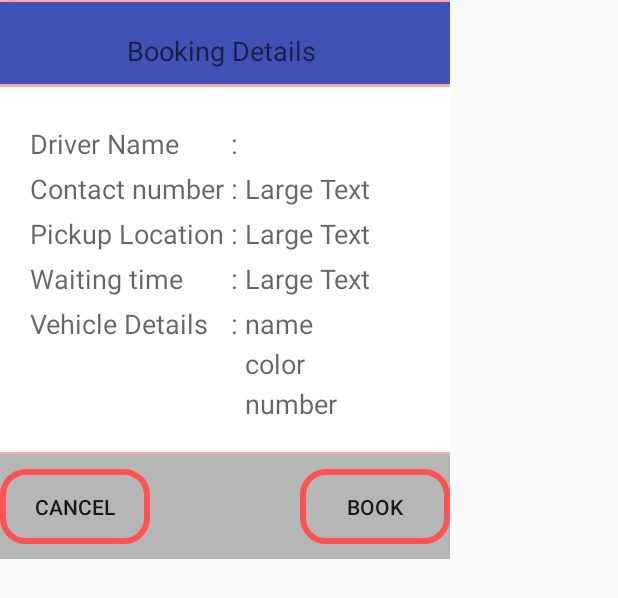
After one commit to nihalanisumit/Poolio, an Android app: the layout find_dialog.xml on its own in the app's theme, with its tools: preview values and no code run, on a phone screen of 412 x 824 dp. The commit adds this screen. Shown: the top 598 px of the screen. Run offline under Robolectric (Android 15) with nearby library versions, the phone set to English and light mode, and no system bars.

Commit message:
Cardview Onclick dialog implementation

```diff
--- a/app/src/main/java/androarmy/poolio/Data.java
+++ b/app/src/main/java/androarmy/poolio/Data.java
@@ -20,9 +20,8 @@ public class Data {
     public String seats;
 
 
-    Data(String id ,String first_name, String source , String destination
-
-         ){
+    Data(String id ,String first_name,String last_name,String mobile,String gender, String source , String destination,String type,
+         String date,String time,String vehicle_name,String vehicle_number,String seats){
         this.id = id;
         this.first_name=first_name;
         this.last_name=last_name;
@@ -38,6 +37,7 @@ public class Data {
         this.seats = seats;
 
     }
+
 
     public String getid(){
         return  id;
--- a/app/src/main/java/androarmy/poolio/MainActivity.java
+++ b/app/src/main/java/androarmy/poolio/MainActivity.java
@@ -80,18 +80,5 @@ public class MainActivity extends AppCompatActivity {
         startActivity(intent);
         overridePendingTransition(R.anim.next_slide_in, R.anim.next_slide_out);
     }
-    public void dialogShow(View v){
-        final Dialog dialog=new Dialog(MainActivity.this);
-        dialog.setContentView(R.layout.find_dialog);
-        dialog.getWindow().setBackgroundDrawable(new ColorDrawable(Color.TRANSPARENT));
-        Button book=(Button)dialog.findViewById(R.id.book_button);
-        Button cancel=(Button)dialog.findViewById(R.id.cancel_button);
-        cancel.setOnClickListener(new View.OnClickListener() {
-            @Override
-            public void onClick(View v) {
-                dialog.cancel();
-            }
-        });
-        dialog.show();
-    }
+
 }
--- a/app/src/main/java/androarmy/poolio/Recycler_View_Adapter.java
+++ b/app/src/main/java/androarmy/poolio/Recycler_View_Adapter.java
@@ -1,13 +1,17 @@
 package androarmy.poolio;
 
+import android.app.Dialog;
 import android.content.Context;
 import android.content.Intent;
+import android.graphics.Color;
+import android.graphics.drawable.ColorDrawable;
 import android.support.v7.widget.CardView;
 import android.support.v7.widget.RecyclerView;
 import android.util.Log;
 import android.view.LayoutInflater;
 import android.view.View;
 import android.view.ViewGroup;
+import android.widget.Button;
 import android.widget.TextView;
 import android.widget.Toast;
 
@@ -23,6 +27,7 @@ public class Recycler_View_Adapter  extends RecyclerView.Adapter<Recycler_View_A
     Context context;
     private ItemClickListener clickListener;
     public View view;
+//    String mobile_number,vehicleType,vehicleName,vehicleNo,gender,seats;
 
     public Recycler_View_Adapter(final List<Data> list, Context context) {
         this.list = list;
@@ -41,6 +46,7 @@ public class Recycler_View_Adapter  extends RecyclerView.Adapter<Recycler_View_A
 
     }
 
+
     @Override
     public void onBindViewHolder(View_Holder holder, int position) {
 
@@ -51,14 +57,25 @@ public class Recycler_View_Adapter  extends RecyclerView.Adapter<Recycler_View_A
         holder.source.setText(list.get(position).getSource());
         holder.destination.setText(list.get(position).getDestination());
 //        holder.type.setText(list.get(position).getType());
-//        holder.date.setText(list.get(position).getDate());
-//        holder.time.setText(list.get(position).getTime());
+        holder.date.setText(list.get(position).getDate());
+        holder.time.setText(list.get(position).getTime());
+        holder.vehicleName=list.get(position).getVehicle_name();
+        holder.vehicleType=list.get(position).getType();
+        holder.mobile_number=list.get(position).getMobile();
+        holder.vehicleNo=list.get(position).getVehicle_number();
+// problem       mobile_number=list.get(position).getMobile();
+//        vehicleName=list.get(position).getVehicle_name();
+//        vehicleType=list.get(position).getType();
+//        vehicleNo=list.get(position).getVehicle_number(); problem
+
 //        holder.vehicle_name.setText(list.get(position).getVehicle_name());
 //        holder.vehicle_number.setText(list.get(position).getVehicle_number());
 //        holder.seats.setText(list.get(position).getSeats());
 
 
+
     }
+
 
 
     @Override
@@ -83,20 +100,17 @@ public class Recycler_View_Adapter  extends RecyclerView.Adapter<Recycler_View_A
 
         public TextView id;
         public TextView name;
-        public TextView gender;
         public TextView mobile;
         public TextView source;
         public TextView destination;
-        public TextView type;
         public TextView date;
         public TextView time;
-        public TextView vehicle_name;
-        public TextView vehicle_number;
-        public TextView seats;
         public CardView cv;
+        public Button openDialog;
+        public String vehicleName,vehicleNo,vehicleType,mobile_number;
 
 
-        public View_Holder(View view) {
+        public View_Holder(final View view) {
             super(view);
             view.setOnClickListener(this);
 
@@ -104,8 +118,43 @@ public class Recycler_View_Adapter  extends RecyclerView.Adapter<Recycler_View_A
             name=(TextView)view.findViewById(R.id.name_tv);
 //            gender=(TextView)view.findViewById(R.id.gender_tv);
 //            mobile=(TextView)view.findViewById(R.id.mobile);
+            date=(TextView)view.findViewById(R.id.date_tv) ;
+            time=(TextView)view.findViewById(R.id.time_tv);
             source=(TextView)view.findViewById(R.id.source_tv);
             destination=(TextView)view.findViewById(R.id.destination_tv);
+            openDialog=(Button)view.findViewById(R.id.btn_book);
+            openDialog.setOnClickListener(new View.OnClickListener() {
+                @Override
+                public void onClick(View v) {
+//                    Toast.makeText(view.getContext(), "Hello World", Toast.LENGTH_SHORT).show();
+                    final Dialog dialog=new Dialog(view.getContext());
+                    dialog.setContentView(R.layout.find_dialog);
+                    dialog.getWindow().setBackgroundDrawable(new ColorDrawable(Color.TRANSPARENT));
+                    TextView tv_name=(TextView)dialog.findViewById(R.id.driver_name);
+                    TextView tv_number=(TextView)dialog.findViewById(R.id.driver_number);
+                    TextView tv_location=(TextView)dialog.findViewById(R.id.driver_location);
+                    TextView tv_wait=(TextView)dialog.findViewById(R.id.driver_waitingTime);
+                    TextView tv_vehicleNo=(TextView)dialog.findViewById(R.id.vehicle_number);
+                    TextView tv_vehicleName=(TextView)dialog.findViewById(R.id.vehicle_name);
+                    TextView tv_vehicleColor=(TextView)dialog.findViewById(R.id.vehicle_color);
+                    tv_name.setText(name.getText());
+                    tv_number.setText(mobile_number);
+                    tv_location.setText("TBA");
+                    tv_wait.setText("TBA");
+                    tv_vehicleNo.setText(vehicleNo);
+                    tv_vehicleColor.setText("TBA");
+                    tv_vehicleName.setText(vehicleName);
+                    Button book=(Button)dialog.findViewById(R.id.book_button);
+                    Button cancel=(Button)dialog.findViewById(R.id.cancel_button);
+                    cancel.setOnClickListener(new View.OnClickListener() {
+                        @Override
+                        public void onClick(View v) {
+                            dialog.cancel();
+                        }
+                    });
+                    dialog.show();
+                }
+            });
 //            type=(TextView)view.findViewById(R.id.type_tv);
 //            date=(TextView)view.findViewById(R.id.date_tv);
 //            time=(TextView)view.findViewById(R.id.time_tv);
@@ -117,11 +166,7 @@ public class Recycler_View_Adapter  extends RecyclerView.Adapter<Recycler_View_A
 
         @Override
         public void onClick(View v) {
-            clickListener.onClick(v, getAdapterPosition());
-
-
-
-
+      //  clickListener.onClick(v, getAdapterPosition());
         }
     }
 
--- a/app/src/main/java/androarmy/poolio/available_rides.java
+++ b/app/src/main/java/androarmy/poolio/available_rides.java
@@ -10,6 +10,7 @@ import android.support.v7.widget.RecyclerView;
 import android.util.Log;
 import android.view.MotionEvent;
 import android.view.View;
+import android.widget.Button;
 import android.widget.Toast;
 
 import org.json.JSONArray;
@@ -27,18 +28,12 @@ public class available_rides extends AppCompatActivity {
     protected void onCreate(Bundle savedInstanceState) {
         super.onCreate(savedInstanceState);
         setContentView(R.layout.activity_available_rides);
-
         Intent intent = getIntent();
         String json= intent.getStringExtra("json");
         //Toast.makeText(getApplicationContext(),json,Toast.LENGTH_LONG).show();
         showRides(json);
-
         List<Data> data = fill_with_data();
-
-
         recyclerView = (RecyclerView) findViewById(R.id.recyclerview);
-
-
         final Recycler_View_Adapter adapter  = new Recycler_View_Adapter(data , getApplication());
         recyclerView.setAdapter(adapter);
         recyclerView.setLayoutManager( new LinearLayoutManager(getApplicationContext()));
@@ -68,7 +63,7 @@ public class available_rides extends AppCompatActivity {
         for (int i = 0 ; i<id.length ; i++){
             if (id[i]!=null) {
                 //Log.e("**CHECKING**",source[0]+" "+ destination[0]+vehicle_name[0]);
-                data.add(new Data(id[i],first_name[i] ,  source[i], destination[i]));
+                data.add(new Data(id[i],first_name[i] ,last_name[i],mobile[i],gender[i],source[i], destination[i],type[i],date[i],time[i],vehicle_name[i],vehicle_number[i],seats[i]));
             }
 
         }
--- /dev/null
+++ b/app/src/main/res/drawable/dialog_curved.xml
@@ -0,0 +1,11 @@
+<?xml version="1.0" encoding="utf-8"?>
+<shape xmlns:android="http://schemas.android.com/apk/res/android">
+    <solid
+        android:color="@color/white"/>
+    <corners
+        android:bottomLeftRadius="8dp"
+        android:bottomRightRadius="8dp"
+        android:topLeftRadius="8dp"
+        android:topRightRadius="8dp" />
+
+</shape>
--- a/app/src/main/res/layout/content_main.xml
+++ b/app/src/main/res/layout/content_main.xml
@@ -74,13 +74,5 @@
 
         </LinearLayout>
 
-        <Button
-            android:layout_width="wrap_content"
-            android:layout_height="wrap_content"
-            android:text="Dialog Test"
-            android:id="@+id/button3"
-            android:layout_gravity="center_horizontal"
-            android:onClick="dialogShow" />
-
     </LinearLayout>
 </RelativeLayout>
--- /dev/null
+++ b/app/src/main/res/layout/find_dialog.xml
@@ -0,0 +1,248 @@
+<?xml version="1.0" encoding="utf-8"?>
+<LinearLayout xmlns:android="http://schemas.android.com/apk/res/android"
+    android:orientation="vertical"
+    android:layout_width="300dp"
+    android:layout_height="wrap_content"
+    android:background="@drawable/dialog_curved">
+    <View
+        android:layout_width="match_parent"
+        android:layout_height="1dp"
+        android:alpha=".5"
+        android:background="@color/colorAccent" />
+    <LinearLayout
+        android:orientation="horizontal"
+        android:layout_width="match_parent"
+        android:layout_height="wrap_content"
+        android:background="@color/colorPrimary"
+        android:paddingTop="10dp"
+        android:paddingBottom="10dp">
+        <TextView
+        android:textAppearance="?android:attr/textAppearanceMedium"
+        android:text="Booking Details "
+        android:id="@+id/textView10"
+        android:layout_width="match_parent"
+        android:layout_height="wrap_content"
+        android:textAlignment="center"
+        android:layout_marginTop="10dp" /></LinearLayout>
+    <View
+        android:layout_width="match_parent"
+        android:layout_height="2dp"
+        android:alpha=".5"
+        android:background="@color/colorAccent" />
+
+    <TableLayout
+        android:layout_width="wrap_content"
+        android:layout_height="wrap_content"
+        android:paddingLeft="20dp"
+        android:paddingRight="20dp"
+        android:layout_marginTop="20dp"
+        android:paddingBottom="20dp"
+        >
+
+        <TableRow
+            android:layout_width="match_parent"
+            android:layout_height="wrap_content"
+            android:paddingTop="5dp">
+
+            <TextView
+                android:textAppearance="?android:attr/textAppearanceMedium"
+                android:text="Driver Name "
+                android:id="@+id/textView4"
+                android:layout_column="0" />
+
+            <TextView
+                android:layout_width="wrap_content"
+                android:layout_height="wrap_content"
+                android:textAppearance="?android:attr/textAppearanceMedium"
+                android:text=": "
+                android:id="@+id/textView5"
+                android:layout_column="3" />
+
+            <TextView
+                android:layout_width="wrap_content"
+                android:layout_height="wrap_content"
+                android:textAppearance="?android:attr/textAppearanceMedium"
+                android:inputType="textMultiLine"
+                android:id="@+id/driver_name"
+                android:layout_column="5"
+                android:text="" />
+        </TableRow>
+
+        <TableRow
+            android:layout_width="match_parent"
+            android:layout_height="match_parent">
+
+            <TextView
+                android:textAppearance="?android:attr/textAppearanceMedium"
+                android:text="Contact number "
+                android:id="@+id/textView6"
+                android:layout_column="0"
+                android:paddingTop="5dp" />
+
+            <TextView
+                android:layout_width="wrap_content"
+                android:layout_height="wrap_content"
+                android:textAppearance="?android:attr/textAppearanceMedium"
+                android:text=": "
+                android:id="@+id/textView7"
+                android:layout_column="3" />
+
+            <TextView
+                android:layout_width="wrap_content"
+                android:layout_height="wrap_content"
+                android:textAppearance="?android:attr/textAppearanceMedium"
+                android:text="Large Text"
+                android:inputType="textMultiLine"
+                android:id="@+id/driver_number"
+                android:layout_column="5" />
+        </TableRow>
+
+        <TableRow
+            android:layout_width="match_parent"
+            android:layout_height="match_parent"
+            android:paddingTop="5dp">
+
+            <TextView
+                android:textAppearance="?android:attr/textAppearanceMedium"
+                android:text="Pickup Location"
+                android:id="@+id/textView8"
+                android:layout_column="0" />
+
+            <TextView
+                android:layout_width="wrap_content"
+                android:layout_height="wrap_content"
+                android:textAppearance="?android:attr/textAppearanceMedium"
+                android:text=": "
+                android:id="@+id/textView9"
+                android:layout_column="3" />
+
+            <TextView
+                android:layout_width="wrap_content"
+                android:layout_height="wrap_content"
+                android:textAppearance="?android:attr/textAppearanceMedium"
+                android:text="Large Text"
+                android:inputType="textMultiLine"
+                android:id="@+id/driver_location"
+                android:layout_column="5" />
+        </TableRow>
+
+        <TableRow
+            android:layout_width="match_parent"
+            android:layout_height="match_parent"
+            android:paddingTop="5dp">
+
+            <TextView
+                android:textAppearance="?android:attr/textAppearanceMedium"
+                android:text="Waiting time"
+                android:id="@+id/textView11"
+                android:layout_column="0" />
+
+            <TextView
+                android:layout_width="wrap_content"
+                android:layout_height="wrap_content"
+                android:textAppearance="?android:attr/textAppearanceMedium"
+                android:text=": "
+                android:id="@+id/textView12"
+                android:layout_column="3" />
+
+            <TextView
+                android:layout_width="wrap_content"
+                android:layout_height="wrap_content"
+                android:textAppearance="?android:attr/textAppearanceMedium"
+                android:text="Large Text"
+                android:inputType="textMultiLine"
+                android:id="@+id/driver_waitingTime"
+                android:layout_column="5" />
+        </TableRow>
+
+        <TableRow
+            android:layout_width="match_parent"
+            android:layout_height="match_parent"
+            android:paddingTop="5dp">
+
+            <TextView
+                android:textAppearance="?android:attr/textAppearanceMedium"
+                android:text="Vehicle Details"
+                android:id="@+id/textView13"
+                android:layout_column="0" />
+
+            <TextView
+                android:layout_width="wrap_content"
+                android:layout_height="wrap_content"
+                android:textAppearance="?android:attr/textAppearanceMedium"
+                android:text=": "
+                android:id="@+id/textView14"
+                android:layout_column="3" />
+
+            <TextView
+                android:layout_width="wrap_content"
+                android:layout_height="wrap_content"
+                android:textAppearance="?android:attr/textAppearanceMedium"
+                android:text="name"
+                android:inputType="textMultiLine"
+                android:id="@+id/vehicle_name"
+                android:layout_column="5" />
+        </TableRow>
+
+        <TableRow
+            android:layout_width="match_parent"
+            android:layout_height="match_parent"
+            android:paddingTop="2dp">
+
+            <TextView
+                android:textAppearance="?android:attr/textAppearanceMedium"
+                android:text="color"
+                android:id="@+id/vehicle_color"
+                android:inputType="textMultiLine"
+                android:layout_column="5" />
+        </TableRow>
+
+        <TableRow
+            android:layout_width="match_parent"
+            android:layout_height="match_parent"
+            android:paddingTop="2dp">
+
+            <TextView
+                android:textAppearance="?android:attr/textAppearanceMedium"
+                android:text="number"
+                android:id="@+id/vehicle_number"
+                android:layout_column="5" />
+        </TableRow>
+
+    </TableLayout>
+    <View
+        android:layout_width="match_parent"
+        android:layout_height="1dp"
+        android:alpha=".5"
+        android:background="@color/colorAccent" />
+
+    <RelativeLayout
+        android:orientation="horizontal"
+        android:layout_width="match_parent"
+        android:layout_height="wrap_content"
+        android:background="@color/divider"
+        android:paddingTop="10dp"
+        android:paddingBottom="10dp">
+
+        <android.support.v7.widget.AppCompatButton
+            android:layout_width="100dp"
+            android:layout_height="50dp"
+            android:text="Cancel"
+            android:id="@+id/cancel_button"
+            android:layout_alignParentLeft="true"
+            android:padding="12dp"
+            android:layout_gravity="center_horizontal"
+            android:background="@drawable/buttons"/>
+
+        <android.support.v7.widget.AppCompatButton
+            android:layout_width="100dp"
+            android:layout_height="50dp"
+            android:text="BOOK"
+            android:id="@+id/book_button"
+            android:layout_alignParentRight="true"
+            android:padding="12dp"
+            android:layout_gravity="center_horizontal"
+            android:background="@drawable/buttons"/>
+    </RelativeLayout>
+
+</LinearLayout>
--- /dev/null
+++ b/app/src/main/res/layout/fragment_profilee.xml
@@ -0,0 +1,6 @@
+<?xml version="1.0" encoding="utf-8"?>
+<RelativeLayout xmlns:android="http://schemas.android.com/apk/res/android"
+                android:layout_width="match_parent"
+                android:layout_height="match_parent">
+
+</RelativeLayout>
--- a/app/src/main/res/layout/ride_list_row.xml
+++ b/app/src/main/res/layout/ride_list_row.xml
@@ -178,7 +178,7 @@
                 android:layout_width="wrap_content"
                 android:layout_height="wrap_content"
                 android:text="book"
-                android:id="@+id/button"
+                android:id="@+id/btn_book"
                 android:layout_alignBottom="@+id/linearLayout2"
                 android:layout_alignParentRight="true"
                 android:layout_alignParentEnd="true" />
```
